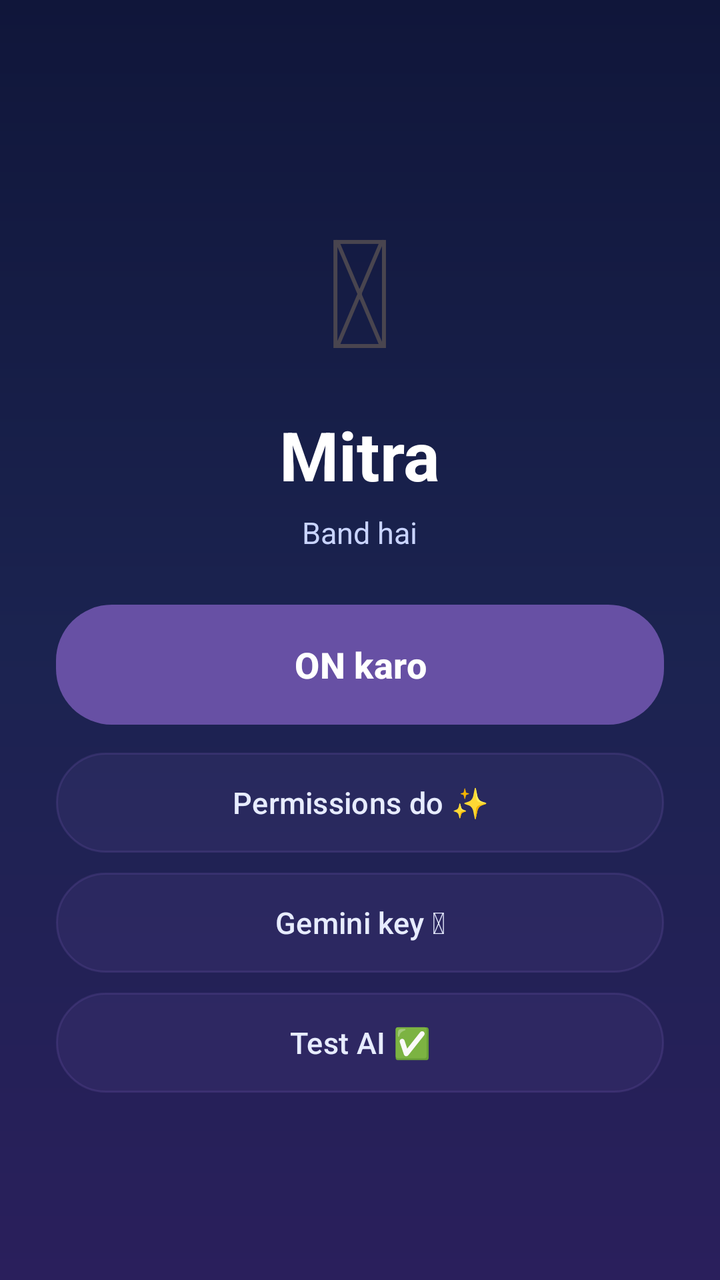
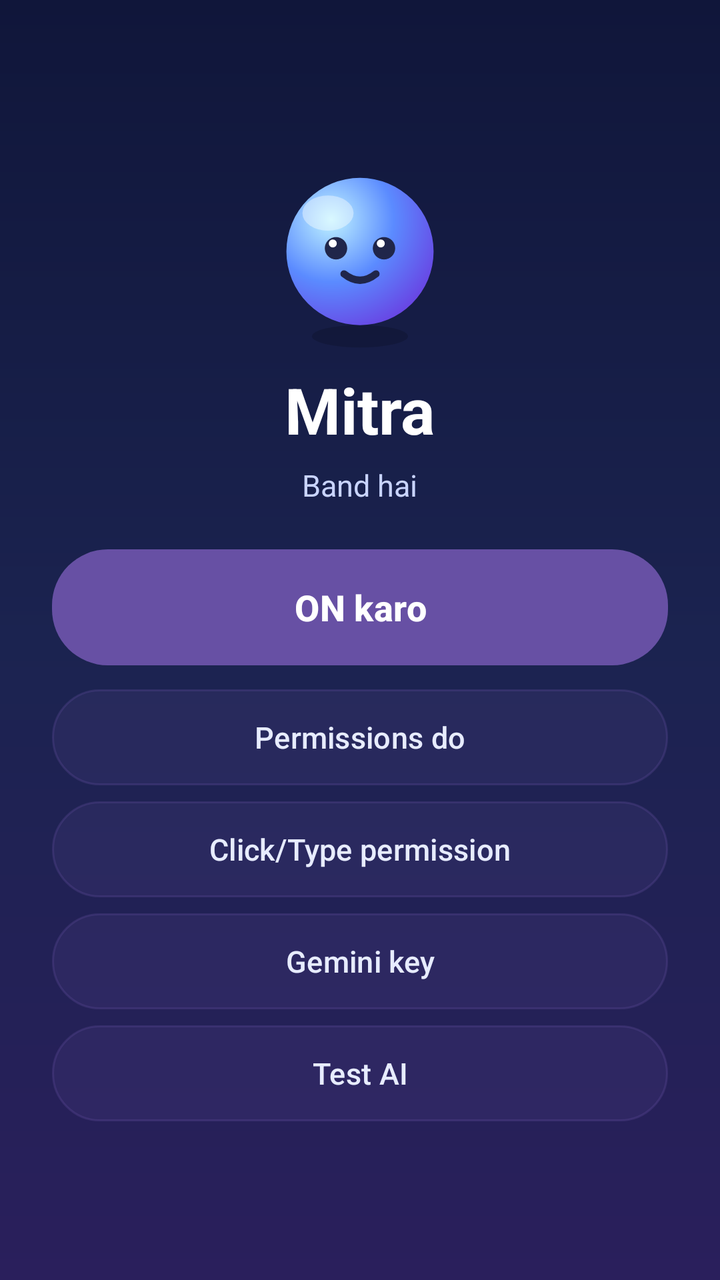

An Android layout rendered at two revisions. The XML below is the earlier revision; the diff shows what the commit changed to produce the second picture.
<!-- AndroidManifest.xml: application theme Theme.Mitra -->
<!-- res/layout/activity_main.xml -->
<?xml version="1.0" encoding="utf-8"?>
<LinearLayout xmlns:android="http://schemas.android.com/apk/res/android"
    android:layout_width="match_parent"
    android:layout_height="match_parent"
    android:orientation="vertical"
    android:gravity="center"
    android:padding="28dp"
    android:background="@drawable/bg_gradient">

    <TextView
        android:layout_width="wrap_content"
        android:layout_height="wrap_content"
        android:text="&#128512;"
        android:textSize="76sp" />

    <TextView
        android:layout_width="wrap_content"
        android:layout_height="wrap_content"
        android:layout_marginTop="10dp"
        android:text="Mitra"
        android:textColor="#FFFFFF"
        android:textStyle="bold"
        android:textSize="34sp" />

    <TextView
        android:id="@+id/statusTxt"
        android:layout_width="wrap_content"
        android:layout_height="wrap_content"
        android:layout_marginTop="6dp"
        android:gravity="center"
        android:text="Band hai"
        android:textColor="#C9D4FF"
        android:textSize="15sp" />

    <Button
        android:id="@+id/toggleBtn"
        android:layout_width="match_parent"
        android:layout_height="60dp"
        android:layout_marginTop="26dp"
        android:background="@drawable/btn_bg"
        android:text="ON karo"
        android:textAllCaps="false"
        android:textColor="#FFFFFF"
        android:textSize="18sp"
        android:textStyle="bold" />

    <Button
        android:id="@+id/permBtn"
        android:layout_width="match_parent"
        android:layout_height="50dp"
        android:layout_marginTop="14dp"
        android:background="@drawable/btn_soft"
        android:text="Permissions do &#10024;"
        android:textAllCaps="false"
        android:textColor="#E7ECFF"
        android:textSize="15sp" />

    <Button
        android:id="@+id/keyBtn"
        android:layout_width="match_parent"
        android:layout_height="50dp"
        android:layout_marginTop="10dp"
        android:background="@drawable/btn_soft"
        android:text="Gemini key &#128273;"
        android:textAllCaps="false"
        android:textColor="#E7ECFF"
        android:textSize="15sp" />

    <Button
        android:id="@+id/testBtn"
        android:layout_width="match_parent"
        android:layout_height="50dp"
        android:layout_marginTop="10dp"
        android:background="@drawable/btn_soft"
        android:text="Test AI &#9989;"
        android:textAllCaps="false"
        android:textColor="#E7ECFF"
        android:textSize="15sp" />

</LinearLayout>
<!-- resources referenced by this layout -->
<resources>
  <!-- drawable bg_gradient (drawable) -->
  <?xml version="1.0" encoding="utf-8"?>
  <shape xmlns:android="http://schemas.android.com/apk/res/android"
      android:shape="rectangle">
      <gradient
          android:startColor="#10163A"
          android:centerColor="#1B2350"
          android:endColor="#2A1F5C"
          android:angle="270" />
  </shape>
  <!-- drawable btn_bg (drawable) -->
  <?xml version="1.0" encoding="utf-8"?>
  <shape xmlns:android="http://schemas.android.com/apk/res/android"
      android:shape="rectangle">
      <gradient
          android:startColor="#4F7CFF"
          android:endColor="#7C3AED"
          android:angle="0" />
      <corners android:radius="28dp" />
  </shape>
  <!-- drawable btn_soft (drawable) -->
  <?xml version="1.0" encoding="utf-8"?>
  <shape xmlns:android="http://schemas.android.com/apk/res/android"
      android:shape="rectangle">
      <solid android:color="#22FFFFFF" />
      <corners android:radius="25dp" />
      <stroke
          android:width="1dp"
          android:color="#44FFFFFF" />
  </shape>
  <style name="Theme.Mitra" parent="Theme.Material3.DayNight.NoActionBar">
          <item name="android:statusBarColor">#10163A</item>
          <item name="android:windowBackground">#10163A</item>
      </style>
</resources>

<!-- the commit's change to res/layout/activity_main.xml (unified diff, before → after) -->
@@ -4,23 +4,23 @@
     android:layout_height="match_parent"
     android:orientation="vertical"
     android:gravity="center"
-    android:padding="28dp"
+    android:padding="26dp"
     android:background="@drawable/bg_gradient">
+
+    <ImageView
+        android:layout_width="96dp"
+        android:layout_height="96dp"
+        android:src="@drawable/char_idle"
+        android:contentDescription="@string/app_name" />
 
     <TextView
         android:layout_width="wrap_content"
         android:layout_height="wrap_content"
-        android:text="&#128512;"
-        android:textSize="76sp" />
-
-    <TextView
-        android:layout_width="wrap_content"
-        android:layout_height="wrap_content"
-        android:layout_marginTop="10dp"
+        android:layout_marginTop="8dp"
         android:text="Mitra"
         android:textColor="#FFFFFF"
         android:textStyle="bold"
-        android:textSize="34sp" />
+        android:textSize="32sp" />
 
     <TextView
         android:id="@+id/statusTxt"
@@ -35,8 +35,8 @@
     <Button
         android:id="@+id/toggleBtn"
         android:layout_width="match_parent"
-        android:layout_height="60dp"
-        android:layout_marginTop="26dp"
+        android:layout_height="58dp"
+        android:layout_marginTop="22dp"
         android:background="@drawable/btn_bg"
         android:text="ON karo"
         android:textAllCaps="false"
@@ -47,10 +47,21 @@
     <Button
         android:id="@+id/permBtn"
         android:layout_width="match_parent"
-        android:layout_height="50dp"
-        android:layout_marginTop="14dp"
+        android:layout_height="48dp"
+        android:layout_marginTop="12dp"
         android:background="@drawable/btn_soft"
-        android:text="Permissions do &#10024;"
+        android:text="Permissions do"
+        android:textAllCaps="false"
+        android:textColor="#E7ECFF"
+        android:textSize="15sp" />
+
+    <Button
+        android:id="@+id/accBtn"
+        android:layout_width="match_parent"
+        android:layout_height="48dp"
+        android:layout_marginTop="8dp"
+        android:background="@drawable/btn_soft"
+        android:text="Click/Type permission"
         android:textAllCaps="false"
         android:textColor="#E7ECFF"
         android:textSize="15sp" />
@@ -58,10 +69,10 @@
     <Button
         android:id="@+id/keyBtn"
         android:layout_width="match_parent"
-        android:layout_height="50dp"
-        android:layout_marginTop="10dp"
+        android:layout_height="48dp"
+        android:layout_marginTop="8dp"
         android:background="@drawable/btn_soft"
-        android:text="Gemini key &#128273;"
+        android:text="Gemini key"
         android:textAllCaps="false"
         android:textColor="#E7ECFF"
         android:textSize="15sp" />
@@ -69,10 +80,10 @@
     <Button
         android:id="@+id/testBtn"
         android:layout_width="match_parent"
-        android:layout_height="50dp"
-        android:layout_marginTop="10dp"
+        android:layout_height="48dp"
+        android:layout_marginTop="8dp"
         android:background="@drawable/btn_soft"
-        android:text="Test AI &#9989;"
+        android:text="Test AI"
         android:textAllCaps="false"
         android:textColor="#E7ECFF"
         android:textSize="15sp" />
<!-- resource entries referenced after the edit -->
@@ -30,6 +30,34 @@
           android:width="1dp"
           android:color="#44FFFFFF" />
   </shape>
+  <!-- drawable char_idle (drawable) -->
+  <vector xmlns:android="http://schemas.android.com/apk/res/android"
+      xmlns:aapt="http://schemas.android.com/aapt"
+      android:width="120dp" android:height="120dp"
+      android:viewportWidth="120" android:viewportHeight="120">
+      <path android:fillColor="#26000000"
+          android:pathData="M60,111 m-30,0 a30,7 0 1,0 60,0 a30,7 0 1,0 -60,0"/>
+      <path android:pathData="M60,58 m-46,0 a46,46 0 1,0 92,0 a46,46 0 1,0 -92,0">
+          <aapt:attr name="android:fillColor">
+              <gradient android:type="radial"
+                  android:centerX="42" android:centerY="38" android:gradientRadius="78"
+                  android:startColor="#BFF3FF" android:centerColor="#5B8BFF" android:endColor="#6A3BE0"/>
+          </aapt:attr>
+      </path>
+      <path android:fillColor="#66FFFFFF"
+          android:pathData="M40,34 m-16,0 a16,11 0 1,0 32,0 a16,11 0 1,0 -32,0"/>
+      <path android:fillColor="#20264A"
+          android:pathData="M45,56 m-7,0 a7,7 0 1,0 14,0 a7,7 0 1,0 -14,0"/>
+      <path android:fillColor="#20264A"
+          android:pathData="M75,56 m-7,0 a7,7 0 1,0 14,0 a7,7 0 1,0 -14,0"/>
+      <path android:fillColor="#FFFFFF"
+          android:pathData="M43,53 m-2.5,0 a2.5,2.5 0 1,0 5,0 a2.5,2.5 0 1,0 -5,0"/>
+      <path android:fillColor="#FFFFFF"
+          android:pathData="M73,53 m-2.5,0 a2.5,2.5 0 1,0 5,0 a2.5,2.5 0 1,0 -5,0"/>
+      <path android:strokeColor="#20264A" android:strokeWidth="4.5" android:strokeLineCap="round"
+          android:pathData="M50,72 Q60,80 70,72" android:fillColor="#00000000"/>
+  </vector>
+  <string name="app_name">Mitra</string>
   <style name="Theme.Mitra" parent="Theme.Material3.DayNight.NoActionBar">
           <item name="android:statusBarColor">#10163A</item>
           <item name="android:windowBackground">#10163A</item>
